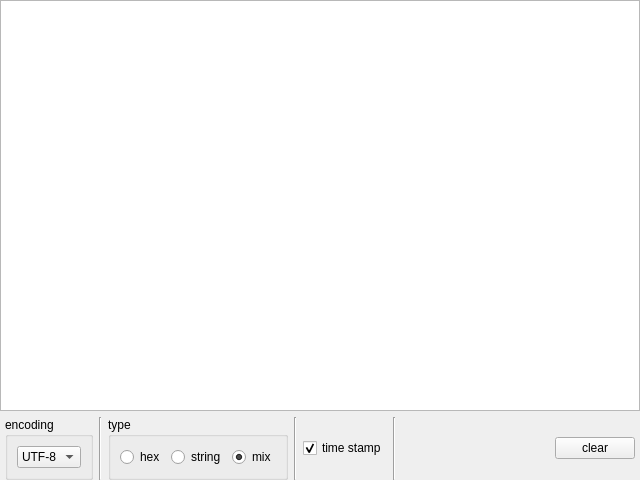
The window that CommunicationAssistant/textbrowserhexorstring.ui (fuxiruo/fuxiruo-and-Qt) describes before a commit, drawn with Qt 5.
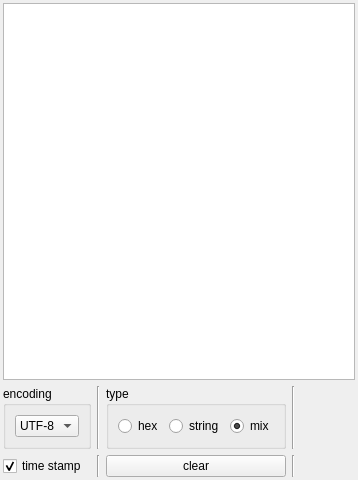
The same window after the commit.

```diff
--- a/CommunicationAssistant/textbrowserhexorstring.ui
+++ b/CommunicationAssistant/textbrowserhexorstring.ui
@@ -6,7 +6,7 @@
    <rect>
     <x>0</x>
     <y>0</y>
-    <width>640</width>
+    <width>358</width>
     <height>480</height>
    </rect>
   </property>
@@ -15,59 +15,23 @@
   </property>
   <layout class="QVBoxLayout" name="verticalLayout">
    <property name="leftMargin">
-    <number>0</number>
+    <number>3</number>
    </property>
    <property name="topMargin">
-    <number>0</number>
+    <number>3</number>
    </property>
    <property name="rightMargin">
-    <number>0</number>
+    <number>3</number>
    </property>
    <property name="bottomMargin">
-    <number>0</number>
+    <number>3</number>
    </property>
    <item>
     <widget class="QTextEdit" name="textEdit"/>
    </item>
    <item>
-    <layout class="QHBoxLayout" name="horizontalLayout">
-     <property name="leftMargin">
-      <number>5</number>
-     </property>
-     <property name="rightMargin">
-      <number>5</number>
-     </property>
-     <item>
-      <widget class="QGroupBox" name="groupBox">
-       <property name="title">
-        <string>encoding</string>
-       </property>
-       <layout class="QGridLayout" name="gridLayout">
-        <item row="0" column="0">
-         <widget class="QComboBox" name="comboBox_encoding">
-          <item>
-           <property name="text">
-            <string>UTF-8</string>
-           </property>
-          </item>
-          <item>
-           <property name="text">
-            <string>GBK</string>
-           </property>
-          </item>
-         </widget>
-        </item>
-       </layout>
-      </widget>
-     </item>
-     <item>
-      <widget class="Line" name="line_2">
-       <property name="orientation">
-        <enum>Qt::Vertical</enum>
-       </property>
-      </widget>
-     </item>
-     <item>
+    <layout class="QGridLayout" name="gridLayout_2">
+     <item row="0" column="2">
       <widget class="QGroupBox" name="groupBox_radioButton_type">
        <property name="title">
         <string>type</string>
@@ -100,31 +64,30 @@
        </layout>
       </widget>
      </item>
-     <item>
-      <widget class="Line" name="line">
-       <property name="orientation">
-        <enum>Qt::Vertical</enum>
+     <item row="0" column="0">
+      <widget class="QGroupBox" name="groupBox">
+       <property name="title">
+        <string>encoding</string>
        </property>
+       <layout class="QGridLayout" name="gridLayout">
+        <item row="0" column="0">
+         <widget class="QComboBox" name="comboBox_encoding">
+          <item>
+           <property name="text">
+            <string>UTF-8</string>
+           </property>
+          </item>
+          <item>
+           <property name="text">
+            <string>GBK</string>
+           </property>
+          </item>
+         </widget>
+        </item>
+       </layout>
       </widget>
      </item>
-     <item>
-      <widget class="QCheckBox" name="checkBox_timestamp">
-       <property name="text">
-        <string>time stamp</string>
-       </property>
-       <property name="checked">
-        <bool>true</bool>
-       </property>
-      </widget>
-     </item>
-     <item>
-      <widget class="Line" name="line_3">
-       <property name="orientation">
-        <enum>Qt::Vertical</enum>
-       </property>
-      </widget>
-     </item>
-     <item>
+     <item row="0" column="4">
       <spacer name="horizontalSpacer">
        <property name="orientation">
         <enum>Qt::Horizontal</enum>
@@ -137,7 +100,45 @@
        </property>
       </spacer>
      </item>
-     <item>
+     <item row="1" column="0">
+      <widget class="QCheckBox" name="checkBox_timestamp">
+       <property name="text">
+        <string>time stamp</string>
+       </property>
+       <property name="checked">
+        <bool>true</bool>
+       </property>
+      </widget>
+     </item>
+     <item row="1" column="1">
+      <widget class="Line" name="line_3">
+       <property name="orientation">
+        <enum>Qt::Vertical</enum>
+       </property>
+      </widget>
+     </item>
+     <item row="0" column="3">
+      <widget class="Line" name="line">
+       <property name="orientation">
+        <enum>Qt::Vertical</enum>
+       </property>
+      </widget>
+     </item>
+     <item row="1" column="3">
+      <widget class="Line" name="line_4">
+       <property name="orientation">
+        <enum>Qt::Vertical</enum>
+       </property>
+      </widget>
+     </item>
+     <item row="0" column="1">
+      <widget class="Line" name="line_2">
+       <property name="orientation">
+        <enum>Qt::Vertical</enum>
+       </property>
+      </widget>
+     </item>
+     <item row="1" column="2">
       <widget class="QPushButton" name="pushButton_clear">
        <property name="text">
         <string>clear</string>
```
